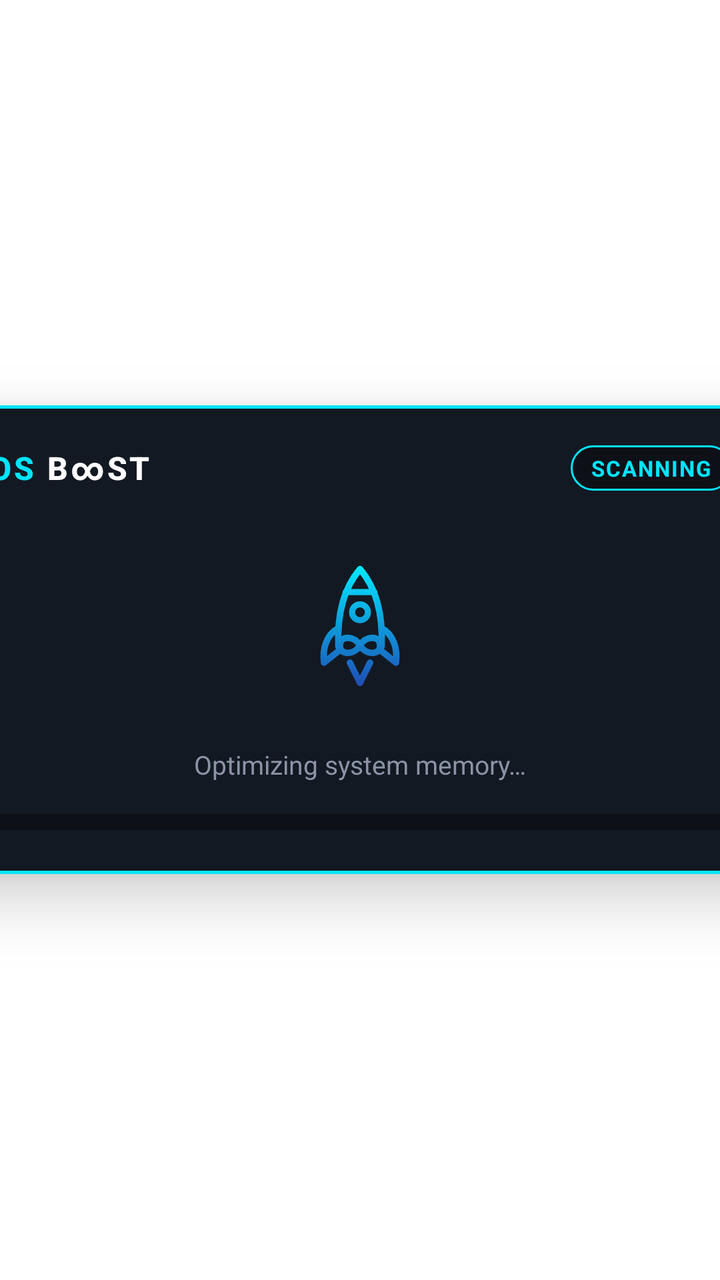
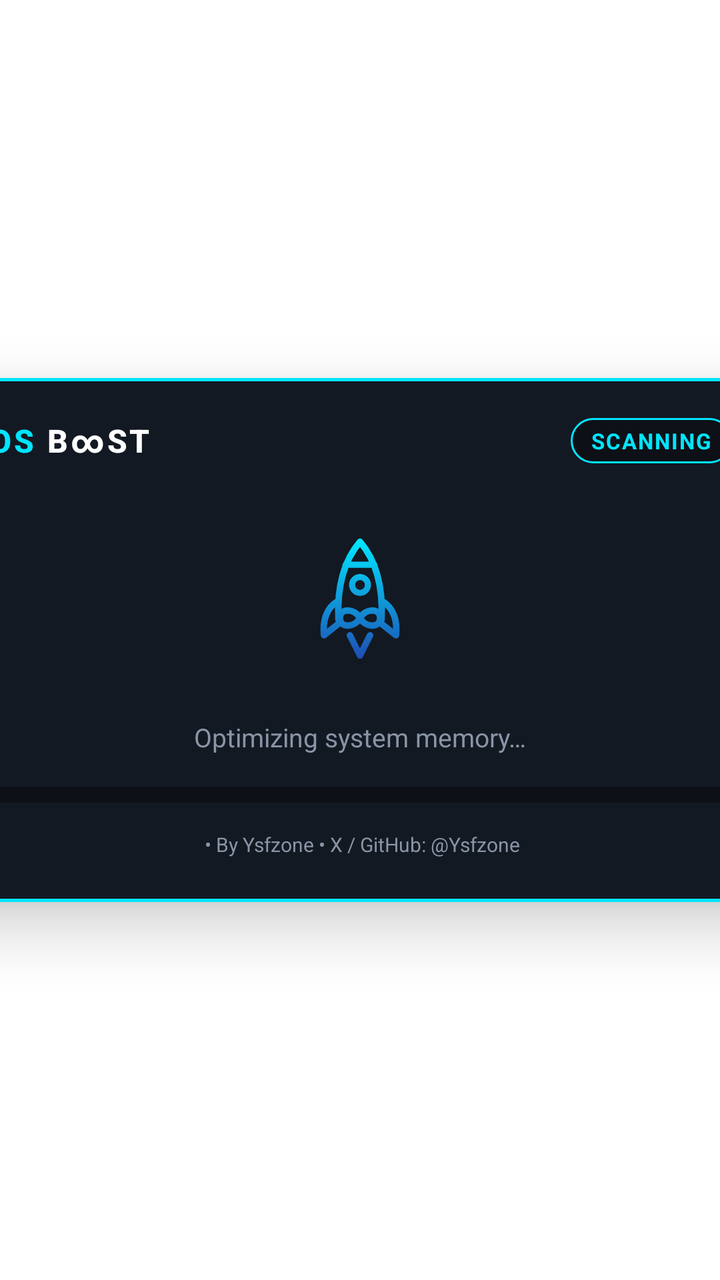

The first picture is an Android layout as it rendered before a commit; the second is the same layout after the commit. The layout source and the unified diff follow.
<!-- AndroidManifest.xml: application theme Theme.OsBoost.Translucent -->
<!-- res/layout/activity_main.xml -->
<?xml version="1.0" encoding="utf-8"?>
<FrameLayout xmlns:android="http://schemas.android.com/apk/res/android"
    android:id="@+id/rootContainer"
    android:layout_width="match_parent"
    android:layout_height="match_parent"
    android:clipChildren="false"
    android:clipToPadding="false">

    <LinearLayout
        android:id="@+id/popupCard"
        android:layout_width="420dp"
        android:layout_height="wrap_content"
        android:layout_gravity="center"
        android:background="@drawable/bg_popup_neon"
        android:clipChildren="false"
        android:clipToPadding="false"
        android:elevation="18dp"
        android:orientation="vertical"
        android:paddingStart="24dp"
        android:paddingTop="20dp"
        android:paddingEnd="24dp"
        android:paddingBottom="22dp">

        
        <LinearLayout
            android:layout_width="match_parent"
            android:layout_height="wrap_content"
            android:gravity="center_vertical"
            android:orientation="horizontal">

            <TextView
                android:id="@+id/tvAppTitleOs"
                android:layout_width="wrap_content"
                android:layout_height="wrap_content"
                android:fontFamily="sans-serif-medium"
                android:letterSpacing="0.08"
                android:text="OS "
                android:textColor="@color/brand_cyan_electric"
                android:textSize="16sp"
                android:textStyle="bold" />

            <TextView
                android:id="@+id/tvAppTitle"
                android:layout_width="wrap_content"
                android:layout_height="wrap_content"
                android:fontFamily="sans-serif-medium"
                android:letterSpacing="0.08"
                android:text="B∞ST"
                android:textColor="@color/brand_white_pure"
                android:textSize="16sp"
                android:textStyle="bold" />

            <View
                android:layout_width="0dp"
                android:layout_height="1dp"
                android:layout_weight="1" />

            <TextView
                android:id="@+id/tvStatusBadge"
                android:layout_width="wrap_content"
                android:layout_height="wrap_content"
                android:background="@drawable/bg_badge_neon"
                android:letterSpacing="0.06"
                android:paddingStart="10dp"
                android:paddingTop="4dp"
                android:paddingEnd="10dp"
                android:paddingBottom="4dp"
                android:text="@string/status_scanning"
                android:textColor="@color/brand_cyan_electric"
                android:textSize="11sp"
                android:textStyle="bold" />
        </LinearLayout>

        
        <FrameLayout
            android:id="@+id/rocketStage"
            android:layout_width="match_parent"
            android:layout_height="112dp"
            android:layout_marginTop="12dp"
            android:clipChildren="false"
            android:clipToPadding="false">

            <ImageView
                android:id="@+id/ivFlame"
                android:layout_width="28dp"
                android:layout_height="28dp"
                android:layout_gravity="center"
                android:layout_marginTop="34dp"
                android:alpha="0"
                android:contentDescription="@null"
                android:src="@drawable/ic_flame" />

            <ImageView
                android:id="@+id/ivRocket"
                android:layout_width="72dp"
                android:layout_height="72dp"
                android:layout_gravity="center"
                android:contentDescription="@string/cd_rocket"
                android:src="@drawable/ic_osboost_rocket" />
        </FrameLayout>

        
        <TextView
            android:id="@+id/tvScanningLabel"
            android:layout_width="match_parent"
            android:layout_height="wrap_content"
            android:layout_marginTop="4dp"
            android:gravity="center"
            android:text="@string/label_scanning_ram"
            android:textColor="@color/brand_silver_muted"
            android:textSize="13sp" />

        
        <LinearLayout
            android:id="@+id/llResults"
            android:layout_width="match_parent"
            android:layout_height="wrap_content"
            android:gravity="center_horizontal"
            android:orientation="vertical"
            android:visibility="gone">

            <TextView
                android:id="@+id/tvAvailableLabel"
                android:layout_width="wrap_content"
                android:layout_height="wrap_content"
                android:text="@string/label_available_ram"
                android:textColor="@color/brand_silver_muted"
                android:textSize="12sp" />

            <TextView
                android:id="@+id/tvHeroRam"
                android:layout_width="wrap_content"
                android:layout_height="wrap_content"
                android:layout_marginTop="2dp"
                android:fontFamily="sans-serif-medium"
                android:textColor="@color/brand_white_pure"
                android:textSize="36sp"
                android:textStyle="bold" />

            <TextView
                android:id="@+id/tvDeltaBadge"
                android:layout_width="wrap_content"
                android:layout_height="wrap_content"
                android:layout_marginTop="6dp"
                android:background="@drawable/bg_badge_neon"
                android:paddingStart="12dp"
                android:paddingTop="4dp"
                android:paddingEnd="12dp"
                android:paddingBottom="4dp"
                android:textColor="@color/brand_cyan_electric"
                android:textSize="13sp"
                android:textStyle="bold" />
        </LinearLayout>

        
        <ProgressBar
            android:id="@+id/pbRam"
            style="?android:attr/progressBarStyleHorizontal"
            android:layout_width="match_parent"
            android:layout_height="8dp"
            android:layout_marginTop="16dp"
            android:max="100"
            android:progress="0"
            android:progressDrawable="@drawable/progress_neon" />

        
        <TextView
            android:id="@+id/tvRamUsage"
            android:layout_width="match_parent"
            android:layout_height="wrap_content"
            android:layout_marginTop="8dp"
            android:gravity="center"
            android:textColor="@color/brand_silver_muted"
            android:textSize="12sp"
            android:visibility="gone" />

        
        <Button
            android:id="@+id/btnUpdate"
            android:layout_width="match_parent"
            android:layout_height="40dp"
            android:layout_marginTop="14dp"
            android:background="@drawable/bg_update_button"
            android:focusable="true"
            android:focusableInTouchMode="true"
            android:nextFocusUp="@id/btnUpdate"
            android:nextFocusDown="@id/btnUpdate"
            android:nextFocusLeft="@id/btnUpdate"
            android:nextFocusRight="@id/btnUpdate"
            android:textAllCaps="false"
            android:textColor="@color/brand_cyan_electric"
            android:textSize="13sp"
            android:textStyle="bold"
            android:visibility="gone" />

    </LinearLayout>

</FrameLayout>
<!-- resources referenced by this layout -->
<resources>
  <color name="brand_cyan_electric">#00E5FF</color>
  <color name="brand_silver_muted">#8A94A6</color>
  <color name="brand_white_pure">#FFFFFF</color>
  <!-- drawable bg_badge_neon (drawable) -->
  <?xml version="1.0" encoding="utf-8"?>
  <shape xmlns:android="http://schemas.android.com/apk/res/android"
      android:shape="rectangle">
      <solid android:color="@color/brand_bg_obsidian" />
      <corners android:radius="12dp" />
      <stroke
          android:width="1dp"
          android:color="@color/brand_cyan_electric" />
  </shape>
  <!-- drawable bg_popup_neon (drawable) -->
  <?xml version="1.0" encoding="utf-8"?>
  <shape xmlns:android="http://schemas.android.com/apk/res/android"
      android:shape="rectangle">
      <solid android:color="@color/brand_bg_slate" />
      <corners android:radius="20dp" />
      <stroke
          android:width="1.5dp"
          android:color="@color/brand_cyan_electric" />
  </shape>
  <!-- drawable ic_flame (drawable) -->
  <?xml version="1.0" encoding="utf-8"?>
  <vector xmlns:android="http://schemas.android.com/apk/res/android"
      android:width="32dp"
      android:height="32dp"
      android:viewportWidth="32"
      android:viewportHeight="32">
  
      <path
          android:fillAlpha="0.55"
          android:fillColor="@color/brand_cyan_electric"
          android:pathData="M9,2 L23,2 C23,12 19,24 16,30 C13,24 9,12 9,2 Z" />
  
      <path
          android:fillAlpha="0.9"
          android:fillColor="@color/brand_white_pure"
          android:pathData="M12,2 L20,2 C20,9 17.8,18 16,22 C14.2,18 12,9 12,2 Z" />
  
  </vector>
  <!-- drawable progress_neon (drawable) -->
  <?xml version="1.0" encoding="utf-8"?>
  <layer-list xmlns:android="http://schemas.android.com/apk/res/android">
      <item android:id="@android:id/background">
          <shape android:shape="rectangle">
              <corners android:radius="6dp" />
              <solid android:color="@color/brand_bg_obsidian" />
          </shape>
      </item>
      <item android:id="@android:id/progress">
          <clip>
              <shape android:shape="rectangle">
                  <corners android:radius="6dp" />
                  <gradient
                      android:angle="0"
                      android:endColor="@color/brand_cyan_electric"
                      android:startColor="@color/brand_blue_cobalt" />
              </shape>
          </clip>
      </item>
  </layer-list>
  <string name="cd_rocket">OS BOOST Rocket</string>
  <string name="label_available_ram">Available RAM</string>
  <string name="label_scanning_ram">Optimizing system memory…</string>
  <string name="status_scanning">SCANNING</string>
  <style name="Theme.OsBoost.Translucent" parent="@android:style/Theme.Translucent.NoTitleBar">
          <item name="android:windowBackground">@android:color/transparent</item>
          <item name="android:windowIsTranslucent">true</item>
          <item name="android:windowNoTitle">true</item>
          <item name="android:windowContentOverlay">@null</item>
          <item name="android:backgroundDimEnabled">true</item>
          <item name="android:backgroundDimAmount">0.55</item>
          <item name="android:windowAnimationStyle">@null</item>
      </style>
  <color name="brand_bg_obsidian">#0D1117</color>
  <color name="brand_bg_slate">#131922</color>
  <color name="brand_blue_cobalt">#1E50B5</color>
  <!-- unchanged entries left out for length: 2 -->
</resources>

<!-- the commit's change to res/layout/activity_main.xml (unified diff, before → after) -->
@@ -193,6 +193,33 @@
             android:textStyle="bold"
             android:visibility="gone" />
 
+        
+        <LinearLayout
+            android:layout_width="match_parent"
+            android:layout_height="wrap_content"
+            android:layout_marginTop="14dp"
+            android:gravity="center"
+            android:layoutDirection="ltr"
+            android:orientation="horizontal">
+
+            <TextView
+                android:id="@+id/tvFooterVersion"
+                android:layout_width="wrap_content"
+                android:layout_height="wrap_content"
+                android:fontFamily="sans-serif-medium"
+                android:textColor="@color/brand_cyan_electric"
+                android:textSize="10sp"
+                android:textStyle="bold" />
+
+            <TextView
+                android:id="@+id/tvFooterAttribution"
+                android:layout_width="wrap_content"
+                android:layout_height="wrap_content"
+                android:text=" • By Ysfzone • X / GitHub: @Ysfzone"
+                android:textColor="@color/brand_silver_muted"
+                android:textSize="10sp" />
+        </LinearLayout>
+
     </LinearLayout>
 
 </FrameLayout>
